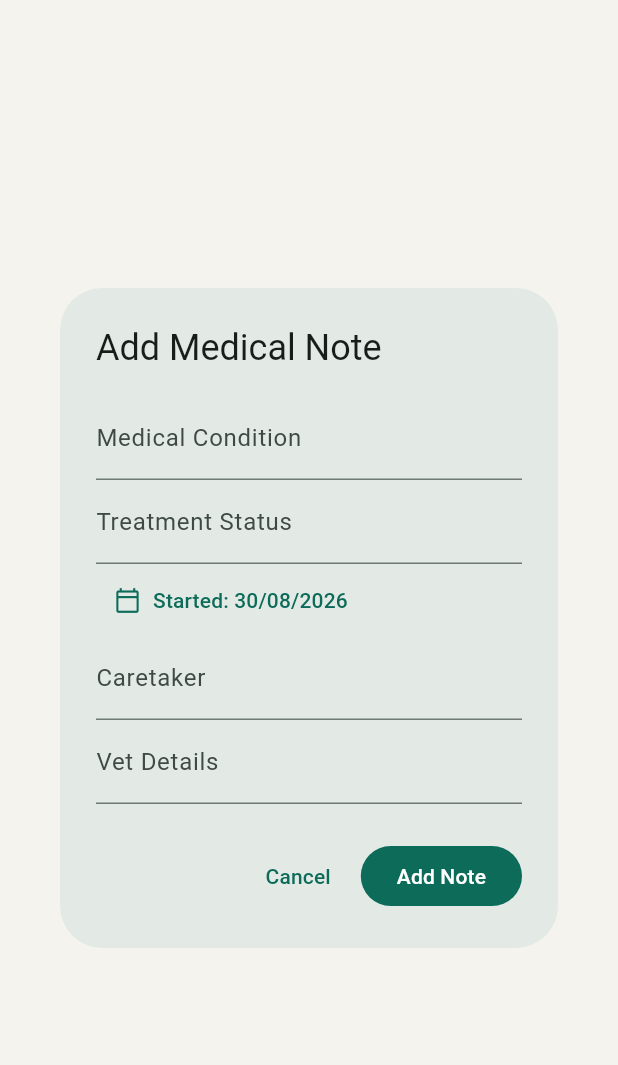
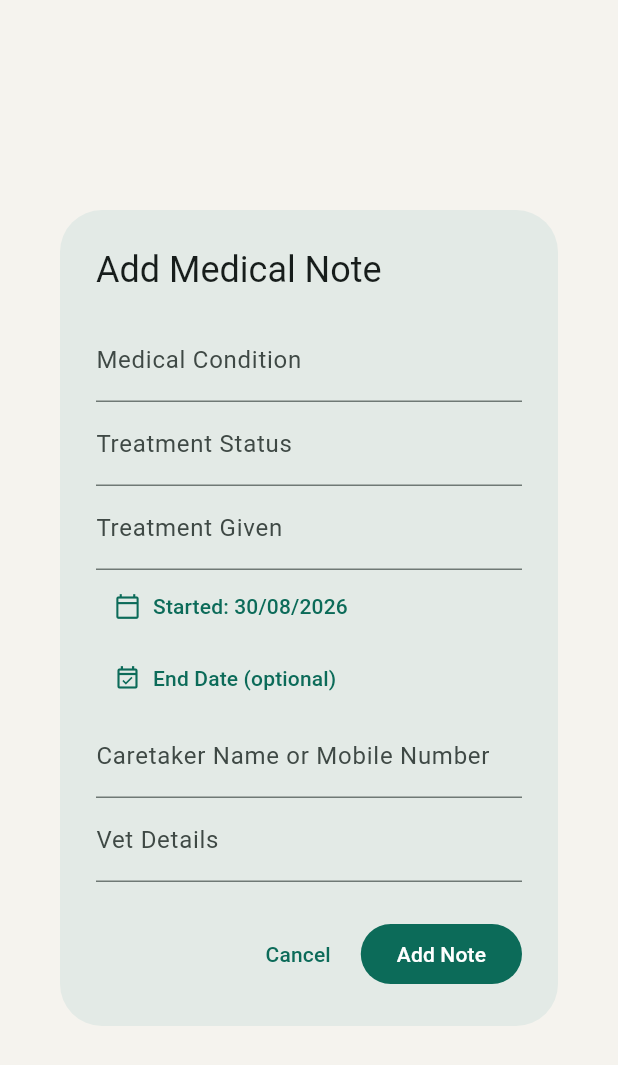
Before and after one commit to vnalalwani/pawprint, a Flutter app: the _MedicalNoteDialog widget shown alone on an empty page, opened directly with empty values, on a phone screen of 412 x 824 dp. Shown: the top 1065 px of the screen. Run offline on Flutter 3.47's test engine with Material 3 defaults, Android fonts, the phone set to English and light mode, and no system bars; our stand-ins replace geolocator, image_picker, supabase_flutter; accounts and stored records are empty.

Commit message:
added medical notes changes

```diff
--- a/lib/data/dog_repository.dart
+++ b/lib/data/dog_repository.dart
@@ -207,7 +207,11 @@ class DogRepository {
             dogId: row['dog_id'] as String,
             condition: row['medical_condition'] as String,
             treatmentStatus: row['treatment_status'] as String,
+            treatmentGiven: (row['treatment_given'] as String?) ?? '',
             startedDate: DateTime.parse(row['started_date'] as String),
+            endDate: row['end_date'] == null
+                ? null
+                : DateTime.parse(row['end_date'] as String),
             caretaker: (row['caretaker'] as String?) ?? '',
             vetDetails: (row['vet_details'] as String?) ?? '',
           ),
@@ -222,7 +226,9 @@ class DogRepository {
       'dog_id': note.dogId,
       'medical_condition': note.condition,
       'treatment_status': note.treatmentStatus,
+      'treatment_given': note.treatmentGiven,
       'started_date': note.startedDate.toIso8601String().split('T').first,
+      'end_date': note.endDate?.toIso8601String().split('T').first,
       'caretaker': note.caretaker,
       'vet_details': note.vetDetails,
     }, onConflict: 'id');
--- a/lib/main.dart
+++ b/lib/main.dart
@@ -828,7 +828,9 @@ class _MedicalNotesSection extends StatelessWidget {
               columns: const [
                 DataColumn(label: Text('Condition')),
                 DataColumn(label: Text('Status')),
+                DataColumn(label: Text('Treatment Given')),
                 DataColumn(label: Text('Started')),
+                DataColumn(label: Text('End Date')),
                 DataColumn(label: Text('Caretaker')),
                 DataColumn(label: Text('Vet Details')),
               ],
@@ -838,7 +840,15 @@ class _MedicalNotesSection extends StatelessWidget {
                       cells: [
                         DataCell(Text(note.condition)),
                         DataCell(Text(note.treatmentStatus)),
+                        DataCell(Text(note.treatmentGiven)),
                         DataCell(Text(_formatDate(note.startedDate))),
+                        DataCell(
+                          Text(
+                            note.endDate == null
+                                ? '-'
+                                : _formatDate(note.endDate!),
+                          ),
+                        ),
                         DataCell(Text(note.caretaker)),
                         DataCell(Text(note.vetDetails)),
                       ],
@@ -868,14 +878,17 @@ class _MedicalNoteDialogState extends State<_MedicalNoteDialog> {
   final _formKey = GlobalKey<FormState>();
   final _condition = TextEditingController();
   final _treatmentStatus = TextEditingController();
+  final _treatmentGiven = TextEditingController();
   final _caretaker = TextEditingController();
   final _vetDetails = TextEditingController();
   DateTime _startedDate = DateTime.now();
+  DateTime? _endDate;
 
   @override
   void dispose() {
     _condition.dispose();
     _treatmentStatus.dispose();
+    _treatmentGiven.dispose();
     _caretaker.dispose();
     _vetDetails.dispose();
     super.dispose();
@@ -889,6 +902,16 @@ class _MedicalNoteDialogState extends State<_MedicalNoteDialog> {
       lastDate: DateTime.now(),
     );
     if (date != null && mounted) setState(() => _startedDate = date);
+  }
+
+  Future<void> _pickEndDate() async {
+    final date = await showDatePicker(
+      context: context,
+      initialDate: _endDate ?? _startedDate,
+      firstDate: _startedDate,
+      lastDate: DateTime.now(),
+    );
+    if (date != null && mounted) setState(() => _endDate = date);
   }
 
   void _save() {
@@ -900,7 +923,9 @@ class _MedicalNoteDialogState extends State<_MedicalNoteDialog> {
         dogId: widget.dogId,
         condition: _condition.text.trim(),
         treatmentStatus: _treatmentStatus.text.trim(),
+        treatmentGiven: _treatmentGiven.text.trim(),
         startedDate: _startedDate,
+        endDate: _endDate,
         caretaker: _caretaker.text.trim(),
         vetDetails: _vetDetails.text.trim(),
       ),
@@ -936,6 +961,10 @@ class _MedicalNoteDialogState extends State<_MedicalNoteDialog> {
                     ? 'Enter the treatment status'
                     : null,
               ),
+              TextFormField(
+                controller: _treatmentGiven,
+                decoration: const InputDecoration(labelText: 'Treatment Given'),
+              ),
               Align(
                 alignment: Alignment.centerLeft,
                 child: TextButton.icon(
@@ -946,9 +975,24 @@ class _MedicalNoteDialogState extends State<_MedicalNoteDialog> {
                   ),
                 ),
               ),
+              Align(
+                alignment: Alignment.centerLeft,
+                child: TextButton.icon(
+                  onPressed: _pickEndDate,
+                  icon: const Icon(Icons.event_available_outlined),
+                  label: Text(
+                    _endDate == null
+                        ? 'End Date (optional)'
+                        : 'Ended: ${_MedicalNotesSection._formatDate(_endDate!)}',
+                  ),
+                ),
+              ),
               TextFormField(
                 controller: _caretaker,
-                decoration: const InputDecoration(labelText: 'Caretaker'),
+                keyboardType: TextInputType.phone,
+                decoration: const InputDecoration(
+                  labelText: 'Caretaker Name or Mobile Number',
+                ),
               ),
               TextFormField(
                 controller: _vetDetails,
--- a/lib/models/medical_note.dart
+++ b/lib/models/medical_note.dart
@@ -4,7 +4,9 @@ class MedicalNote {
     required this.dogId,
     required this.condition,
     required this.treatmentStatus,
+    required this.treatmentGiven,
     required this.startedDate,
+    this.endDate,
     required this.caretaker,
     required this.vetDetails,
   });
@@ -13,7 +15,9 @@ class MedicalNote {
   final String dogId;
   final String condition;
   final String treatmentStatus;
+  final String treatmentGiven;
   final DateTime startedDate;
+  final DateTime? endDate;
   final String caretaker;
   final String vetDetails;
 }
```
Also changed, not shown: 3 other files.
